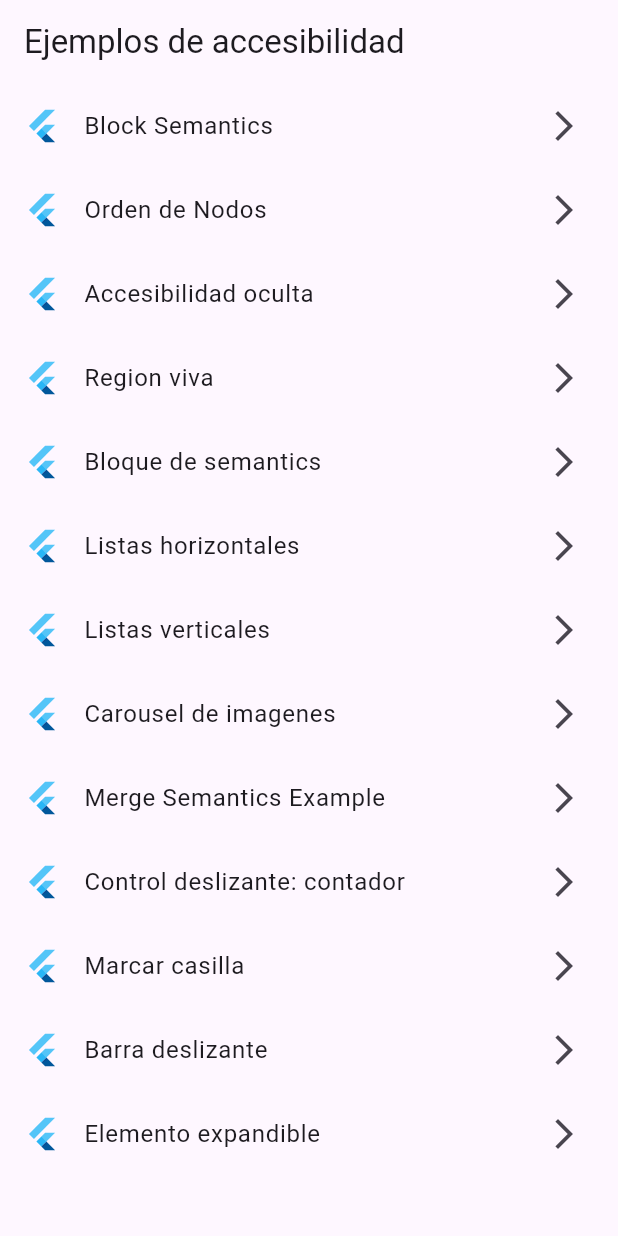
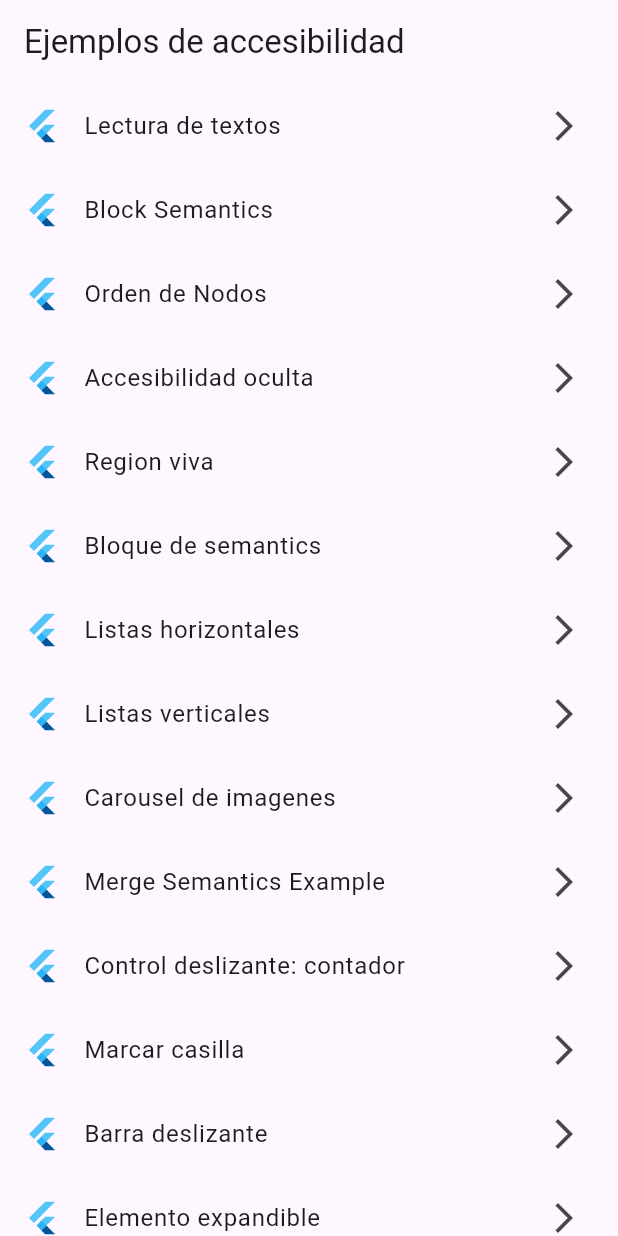
Before and after one commit to eliomacrosales/accesibilidad_flutter, a Flutter app: the screen it shows after launch, on a phone screen of 412 x 824 dp. Run offline on Flutter 3.47's test engine with Material 3 defaults, Android fonts, the phone set to English and light mode, and no system bars.

Commit message:
lectura de textos

```diff
--- a/lib/main.dart
+++ b/lib/main.dart
@@ -7,6 +7,7 @@ import 'package:accesibilidad/block_semantics_page.dart';
 import 'package:accesibilidad/carousel_images.dart';
 import 'package:accesibilidad/hidden_accessibility_page.dart';
 import 'package:accesibilidad/horizontal_lists.dart';
+import 'package:accesibilidad/lectura_texto.dart';
 import 'package:accesibilidad/live_region_page.dart';
 import 'package:accesibilidad/merge_semantics.dart';
 import 'package:accesibilidad/order_accessibility_page.dart';
@@ -28,6 +29,7 @@ class MyApp extends StatelessWidget {
         primarySwatch: Colors.blue,
       ),
       routes: {
+        LecturaText.route: (_) => const LecturaText(),
         HiddenAccessibilityPage.route: (_) => const HiddenAccessibilityPage(),
         LiveRegionPage.route: (_) => const LiveRegionPage(),
         OrderAccessibilityPage.route: (_) => const OrderAccessibilityPage(),
@@ -62,6 +64,12 @@ class MyHomePage extends StatelessWidget {
             Expanded(
               child: ListView(
                 children: [
+                  ListTile(
+                    leading: const FlutterLogo(),
+                    title: const Text('Lectura de textos'),
+                    trailing: const Icon(Icons.arrow_forward_ios_sharp),
+                    onTap: () => Navigator.pushNamed(context, LecturaText.route),
+                  ),
                   ListTile(
                     leading: const FlutterLogo(),
                     title: const Text('Block Semantics'),
```
Also changed, not shown: lib/lectura_texto.dart (added, +62 -0 lines).
